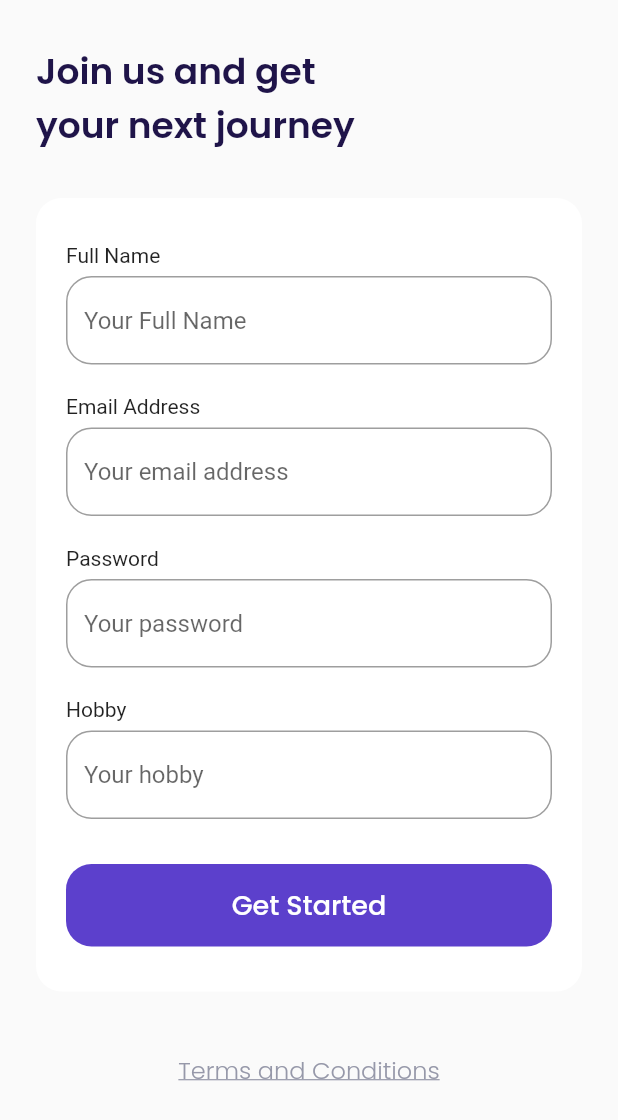
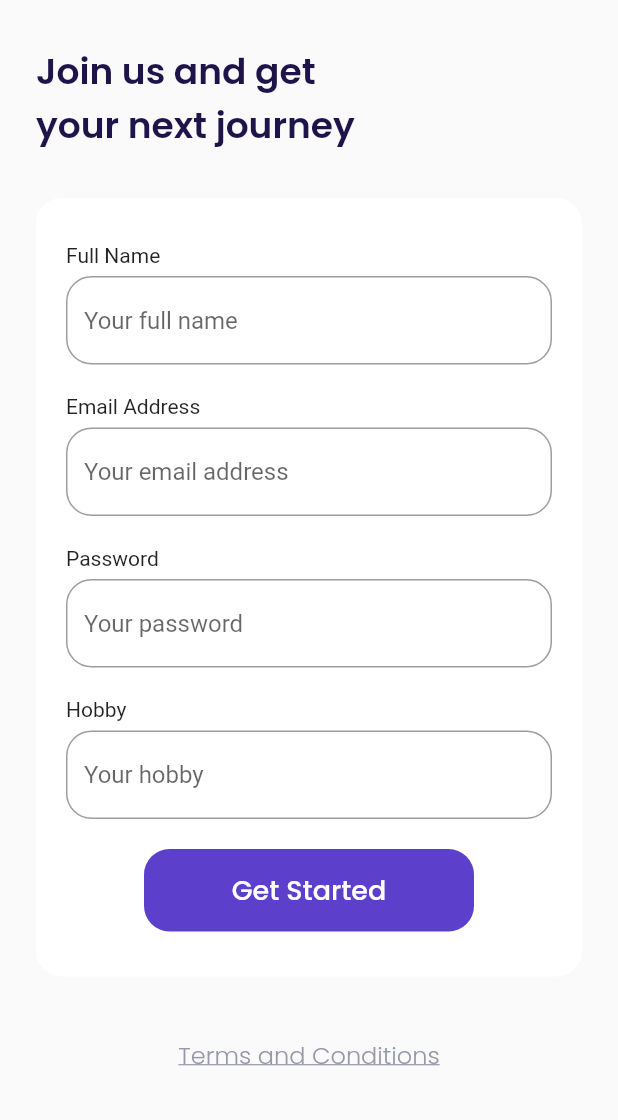
Before and after one commit to galuhraka/Airplane-Flutter, a Flutter app: the screen it shows after launch, after a tap on "Get Started", on a phone screen of 412 x 824 dp. Shown: the top 1120 px of the screen. Run offline on Flutter 3.47's test engine with Material 2 defaults, Android fonts, the phone set to English and light mode, and no system bars; our stand-ins replace google_fonts.

Commit message:
Create Reusable Widgets

```diff
--- a/lib/shared/theme.dart
+++ b/lib/shared/theme.dart
@@ -12,6 +12,7 @@ Color kGreenColor = Color(0xff0EC3AE);
 Color kRedColor = Color(0xffEB70A5);
 Color kBackgroundColor = Color(0xffFAFAFA);
 Color kInactiveColor = Color(0xffDBD7EC);
+Color kTransparentColor = Colors.transparent;
 
 TextStyle blackTextStyle = GoogleFonts.poppins(
   color: kBlackColor,
--- a/lib/ui/pages/get_started_page.dart
+++ b/lib/ui/pages/get_started_page.dart
@@ -1,4 +1,5 @@
 import 'package:airplane/shared/theme.dart';
+import 'package:airplane/ui/widgets/customButton.dart';
 import 'package:flutter/material.dart';
 
 class GetStartedPage extends StatelessWidget {
@@ -43,29 +44,19 @@ class GetStartedPage extends StatelessWidget {
                     fontWeight: light,
                   ),
                 ),
-                Container(
+                CustomButton(
+                  title: 'Get Started',
                   width: 220,
-                  height: 55,
                   margin: EdgeInsets.only(
                     top: 50,
                     bottom: 80,
                   ),
-                  child: TextButton(
-                    onPressed: () {
-                      Navigator.pushNamed(context, '/sign-up');
-                    },
-                    style: TextButton.styleFrom(
-                      backgroundColor: kPrimaryColor,
-                      shape: RoundedRectangleBorder(
-                        borderRadius: BorderRadius.circular(defaultRadius),
-                      ),
-                    ),
-                    child: Text(
-                      'Get Started',
-                      style: whiteTextStyle.copyWith(
-                          fontSize: 18, fontWeight: medium),
-                    ),
-                  ),
+                  onpressed: () {
+                    Navigator.pushNamed(
+                      context,
+                      '/sign-up',
+                    );
+                  },
                 ),
               ],
             ),
--- a/lib/ui/pages/sign_up_page.dart
+++ b/lib/ui/pages/sign_up_page.dart
@@ -1,4 +1,6 @@
 import 'package:airplane/shared/theme.dart';
+import 'package:airplane/ui/widgets/customButton.dart';
+import 'package:airplane/ui/widgets/custom_text_form_field.dart';
 import 'package:flutter/material.dart';
 
 class SignUpPage extends StatelessWidget {
@@ -23,146 +25,44 @@ class SignUpPage extends StatelessWidget {
 
     Widget inputSection() {
       Widget nameInput() {
-        return Container(
-          margin: EdgeInsets.only(bottom: 20),
-          child: Column(
-            crossAxisAlignment: CrossAxisAlignment.start,
-            children: [
-              Text(
-                'Full Name',
-              ),
-              SizedBox(height: 6),
-              TextFormField(
-                cursorColor: kBackgroundColor,
-                decoration: InputDecoration(
-                  hintText: 'Your Full Name',
-                  border: OutlineInputBorder(
-                    borderRadius: BorderRadius.circular(defaultRadius),
-                  ),
-                  focusedBorder: OutlineInputBorder(
-                      borderRadius: BorderRadius.circular(defaultRadius),
-                      borderSide: BorderSide(
-                        color: kPrimaryColor,
-                      )),
-                ),
-              ),
-            ],
-          ),
+        return CustomTextFormField(
+          title: 'Full Name',
+          hintText: 'Your full name',
         );
       }
 
       Widget emailInput() {
-        return Container(
-          margin: EdgeInsets.only(bottom: 20),
-          child: Column(
-            crossAxisAlignment: CrossAxisAlignment.start,
-            children: [
-              Text(
-                'Email Address',
-              ),
-              SizedBox(height: 6),
-              TextFormField(
-                cursorColor: kBackgroundColor,
-                decoration: InputDecoration(
-                  hintText: 'Your email address',
-                  border: OutlineInputBorder(
-                    borderRadius: BorderRadius.circular(defaultRadius),
-                  ),
-                  focusedBorder: OutlineInputBorder(
-                      borderRadius: BorderRadius.circular(defaultRadius),
-                      borderSide: BorderSide(
-                        color: kPrimaryColor,
-                      )),
-                ),
-              ),
-            ],
-          ),
+        return CustomTextFormField(
+          title: 'Email Address',
+          hintText: 'Your email address',
         );
       }
 
       Widget passwordInput() {
-        return Container(
-          margin: EdgeInsets.only(bottom: 20),
-          child: Column(
-            crossAxisAlignment: CrossAxisAlignment.start,
-            children: [
-              Text(
-                'Password',
-              ),
-              SizedBox(height: 6),
-              TextFormField(
-                cursorColor: kBackgroundColor,
-                obscureText: true,
-                decoration: InputDecoration(
-                  hintText: 'Your password',
-                  border: OutlineInputBorder(
-                    borderRadius: BorderRadius.circular(defaultRadius),
-                  ),
-                  focusedBorder: OutlineInputBorder(
-                      borderRadius: BorderRadius.circular(defaultRadius),
-                      borderSide: BorderSide(
-                        color: kPrimaryColor,
-                      )),
-                ),
-              ),
-            ],
-          ),
+        return CustomTextFormField(
+          title: 'Password',
+          hintText: 'Your password',
+          obsecureText: true,
         );
       }
 
       Widget hobbyInput() {
-        return Container(
-          margin: EdgeInsets.only(bottom: 30),
-          child: Column(
-            crossAxisAlignment: CrossAxisAlignment.start,
-            children: [
-              Text(
-                'Hobby',
-              ),
-              SizedBox(height: 6),
-              TextFormField(
-                cursorColor: kBackgroundColor,
-                decoration: InputDecoration(
-                  hintText: 'Your hobby',
-                  border: OutlineInputBorder(
-                    borderRadius: BorderRadius.circular(defaultRadius),
-                  ),
-                  focusedBorder: OutlineInputBorder(
-                      borderRadius: BorderRadius.circular(defaultRadius),
-                      borderSide: BorderSide(
-                        color: kPrimaryColor,
-                      )),
-                ),
-              ),
-            ],
-          ),
+        return CustomTextFormField(
+          title: 'Hobby',
+          hintText: 'Your hobby',
         );
       }
 
       Widget submitButton() {
-        return Container(
-          width: double.infinity,
-          height: 55,
-          child: TextButton(
-            onPressed: () {
-              Navigator.pushNamed(context, "/bonus");
-            },
-            style: TextButton.styleFrom(
-              backgroundColor: kPrimaryColor,
-              shape: RoundedRectangleBorder(
-                borderRadius: BorderRadius.circular(
-                  defaultRadius,
-                ),
-              ),
-            ),
-            child: Text(
-              'Get Started',
-              style: whiteTextStyle.copyWith(
-                fontSize: 18,
-                fontWeight: medium,
-              ),
-            ),
-          ),
+        return CustomButton(
+          title: 'Get Started',
+          width: 220,
+          onpressed: () {
+            Navigator.pushNamed(
+              context,
+              '/bonus',
+            );
+          },
         );
       }
 
--- /dev/null
+++ b/lib/ui/widgets/customButton.dart
@@ -0,0 +1,38 @@
+import 'package:airplane/shared/theme.dart';
+import 'package:flutter/material.dart';
+
+class CustomButton extends StatelessWidget {
+  final String title;
+  final double width;
+  final Function() onpressed;
+  final EdgeInsets margin;
+  const CustomButton({
+    Key? key,
+    required this.title,
+    this.width = double.infinity,
+    required this.onpressed,
+    this.margin = EdgeInsets.zero,
+  }) : super(key: key);
+
+  @override
+  Widget build(BuildContext context) {
+    return Container(
+      width: width,
+      height: 55,
+      margin: margin,
+      child: TextButton(
+        onPressed: onpressed,
+        style: TextButton.styleFrom(
+          backgroundColor: kPrimaryColor,
+          shape: RoundedRectangleBorder(
+            borderRadius: BorderRadius.circular(defaultRadius),
+          ),
+        ),
+        child: Text(
+          title,
+          style: whiteTextStyle.copyWith(fontSize: 18, fontWeight: medium),
+        ),
+      ),
+    );
+  }
+}
--- /dev/null
+++ b/lib/ui/widgets/custom_text_form_field.dart
@@ -0,0 +1,45 @@
+import 'package:airplane/shared/theme.dart';
+import 'package:flutter/material.dart';
+
+class CustomTextFormField extends StatelessWidget {
+  final String title;
+  final String hintText;
+  final bool obsecureText;
+  const CustomTextFormField({
+    Key? key,
+    required this.title,
+    required this.hintText,
+    this.obsecureText = false,
+  }) : super(key: key);
+
+  @override
+  Widget build(BuildContext context) {
+    return Container(
+      margin: EdgeInsets.only(bottom: 20),
+      child: Column(
+        crossAxisAlignment: CrossAxisAlignment.start,
+        children: [
+          Text(
+            title,
+          ),
+          SizedBox(height: 6),
+          TextFormField(
+            cursorColor: kBlackColor,
+            obscureText: obsecureText,
+            decoration: InputDecoration(
+              hintText: hintText,
+              border: OutlineInputBorder(
+                borderRadius: BorderRadius.circular(defaultRadius),
+              ),
+              focusedBorder: OutlineInputBorder(
+                  borderRadius: BorderRadius.circular(defaultRadius),
+                  borderSide: BorderSide(
+                    color: kPrimaryColor,
+                  )),
+            ),
+          ),
+        ],
+      ),
+    );
+  }
+}
```
Also changed, not shown: lib/ui/pages/bonus_page.dart (+8 -24 lines), lib/ui/pages/main_page.dart (+47 -1 lines), lib/ui/widgets/customBottomNavigation.dart (added, +41 -0 lines).
